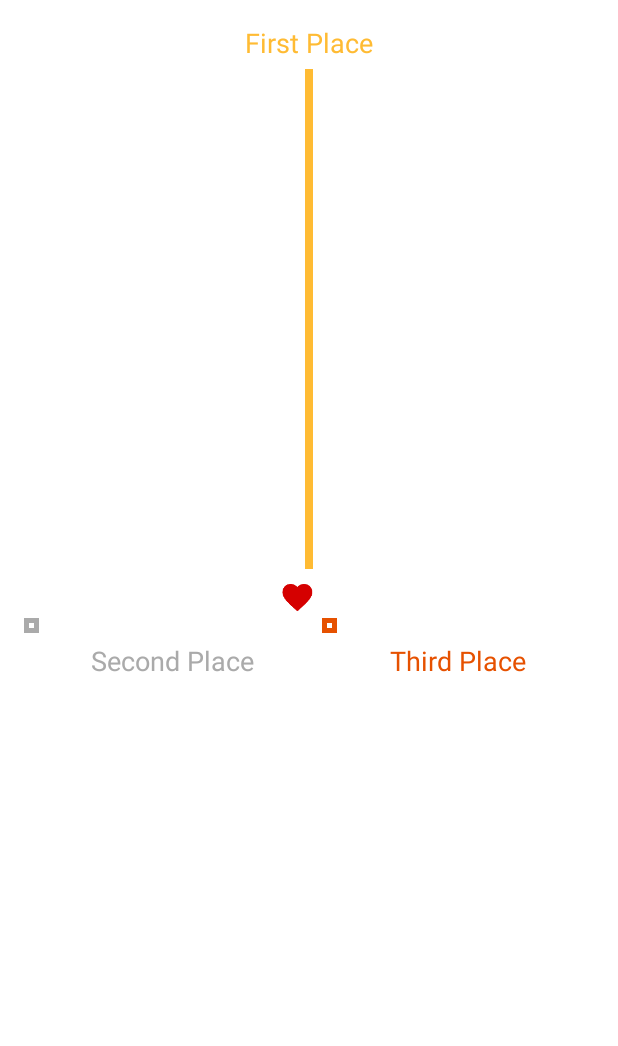
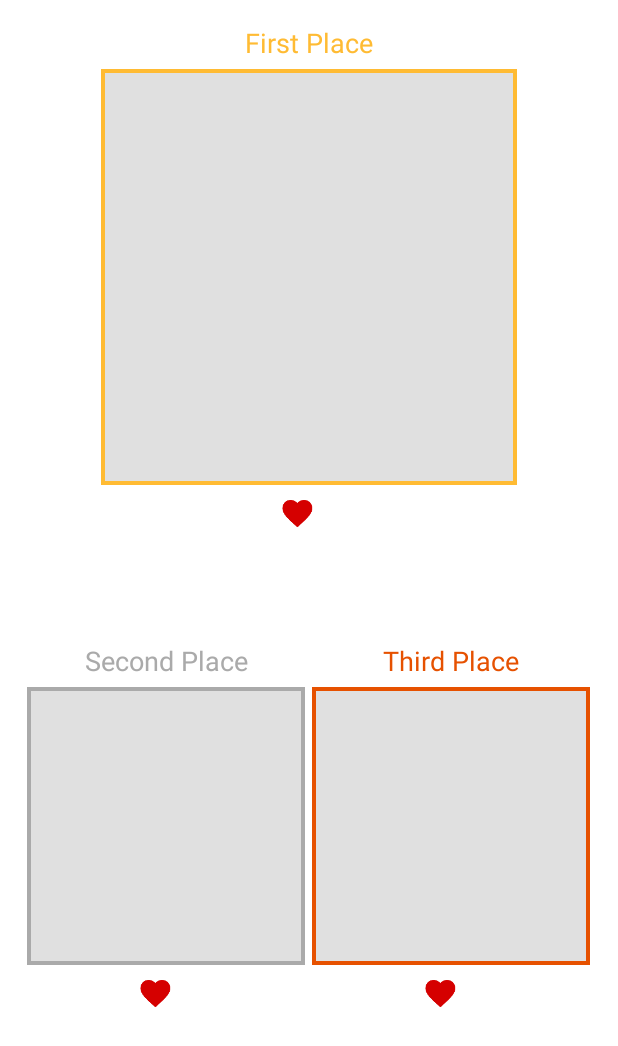
Before and after one commit to werton14/Imago, an Android app: the fragment LeadersFragment shown on its own in the app's theme, on a phone screen of 412 x 824 dp. Shown: the top 1046 px of the screen. Run offline under Robolectric (Android 15) with nearby library versions, the phone set to English and light mode, and no system bars.

Commit message:
finished fragment_leaders in terms of design

```diff
--- a/app/src/main/java/com/imago/imago/LeadersFragment.java
+++ b/app/src/main/java/com/imago/imago/LeadersFragment.java
@@ -6,6 +6,7 @@ import android.os.Bundle;
 import android.support.v4.app.Fragment;
 import android.util.Log;
 import android.view.Display;
+import android.view.Gravity;
 import android.view.LayoutInflater;
 import android.view.View;
 import android.view.ViewGroup;
@@ -14,18 +15,20 @@ import android.widget.ImageButton;
 import android.widget.LinearLayout;
 import android.widget.RelativeLayout;
 import android.widget.TextView;
+import android.widget.WrapperListAdapter;
 
 
 public class LeadersFragment extends Fragment {
 
     private ImageButton firstPlace;
-//    private ImageButton secondPlace;
-//    private ImageButton thirdPlace;
-//    private LinearLayout ratingFirstPlace;
-//    private TextView textFirstPlace;
-//    private int heightScreen;
-//    private int widthScreen;
+    private ImageButton secondPlace;
+    private ImageButton thirdPlace;
+    private LinearLayout ratingFirstPlace;
+    private TextView textFirstPlace;
+    private int widthScreen;
+    private int heightScreen;
     private int heightSizeFirstPlace;
+    private int widthSizeAnotherPlace;
 
     public LeadersFragment() {
         // Required empty public constructor
@@ -47,20 +50,30 @@ public class LeadersFragment extends Fragment {
         // Inflate the layout for this fragment
         View view = inflater.inflate(R.layout.fragment_leaders, container, false);
 
-//        Display display = getActivity().getWindowManager().getDefaultDisplay();
-//        widthScreen = display.getWidth();
-//        heightScreen = display.getHeight();
+        Display display = getActivity().getWindowManager().getDefaultDisplay();
 
-//        ratingFirstPlace = (LinearLayout) view.findViewById(R.id.ratingFirstPlace);
-//        textFirstPlace = (TextView) view.findViewById(R.id.textFirstPlace);
+        heightScreen = display.getHeight();
+        widthScreen = display.getWidth();
+
+        ratingFirstPlace = (LinearLayout) view.findViewById(R.id.ratingFirstPlace);
+        textFirstPlace = (TextView) view.findViewById(R.id.textFirstPlace);
         firstPlace = (ImageButton) view.findViewById(R.id.firstPlace);
-//        secondPlace = (ImageButton) view.findViewById(R.id.secondPlace);
-//        thirdPlace = (ImageButton) view.findViewById(R.id.thirdPlace);
-        heightSizeFirstPlace = firstPlace.getHeight();
-//        heightSizeFirstPlace = (heightScreen/2) - 72  - 16 - 4 - textFirstPlace.getHeight() - ratingFirstPlace.getHeight();
-//        widthScreen = heightSizeFirstPlace;
-//        firstPlace.setLayoutParams(new RelativeLayout.LayoutParams(heightSizeFirstPlace,heightSizeFirstPlace));
-        Log.w("loh", String.valueOf(heightSizeFirstPlace));
+        textFirstPlace.measure(0,0);
+        ratingFirstPlace.measure(0,0);
+        secondPlace = (ImageButton) view.findViewById(R.id.secondPlace);
+        thirdPlace = (ImageButton) view.findViewById(R.id.thirdPlace);
+        heightSizeFirstPlace = (heightScreen/2) - 72 - 47 - 5 - textFirstPlace.getMeasuredHeight() - ratingFirstPlace.getMeasuredHeight();
+        widthSizeAnotherPlace = (widthScreen/2) - 15 - 16;
+
+        LinearLayout.LayoutParams paramsFirstPlace = new LinearLayout.LayoutParams(heightSizeFirstPlace,heightSizeFirstPlace);
+        paramsFirstPlace.gravity = Gravity.CENTER;
+        firstPlace.setLayoutParams(paramsFirstPlace);
+
+        LinearLayout.LayoutParams paramsAnotherPlace = new LinearLayout.LayoutParams(widthSizeAnotherPlace,widthSizeAnotherPlace);
+        paramsAnotherPlace.gravity = Gravity.CENTER;
+        secondPlace.setLayoutParams(paramsAnotherPlace);
+        thirdPlace.setLayoutParams(paramsAnotherPlace);
+
         return view;
     }
 
--- a/app/src/main/res/layout/fragment_leaders.xml
+++ b/app/src/main/res/layout/fragment_leaders.xml
@@ -24,17 +24,19 @@
             android:orientation="vertical"
             android:weightSum="2">
 
-            <RelativeLayout
+            <LinearLayout
+                android:id="@+id/relativeContainer"
                 android:layout_width="match_parent"
                 android:layout_height="match_parent"
+                android:orientation="vertical"
                 android:layout_weight="1">
 
                 <TextView
                     android:id="@+id/textFirstPlace"
                     android:layout_width="wrap_content"
                     android:layout_height="wrap_content"
-                    android:layout_alignParentTop="true"
-                    android:layout_centerHorizontal="true"
+                    android:layout_gravity="center_horizontal"
+                    android:layout_marginBottom="5dp"
                     android:text="@string/first_place"
                     android:textColor="@android:color/holo_orange_light"
                     android:textSize="18sp" />
@@ -43,19 +45,16 @@
                     android:id="@+id/firstPlace"
                     android:layout_width="wrap_content"
                     android:layout_height="wrap_content"
-                    android:layout_above="@id/ratingFirstPlace"
-                    android:layout_below="@id/textFirstPlace"
-                    android:layout_centerInParent="true"
-                    android:layout_marginBottom="5dp"
-                    android:layout_marginTop="5dp"
-                    android:background="@drawable/border_for_imagebutton_first_place" />
+                    android:layout_gravity="center"
+                    android:background="@drawable/border_for_imagebutton_first_place"
+                    app:srcCompat="@color/background_for_picture" />
 
                 <LinearLayout
                     android:id="@+id/ratingFirstPlace"
                     android:layout_width="wrap_content"
                     android:layout_height="wrap_content"
-                    android:layout_alignParentBottom="true"
-                    android:layout_centerHorizontal="true">
+                    android:layout_gravity="center_horizontal"
+                    android:layout_marginTop="5dp">
 
                     <ImageButton
                         android:id="@+id/like_image_button_first_place"
@@ -79,23 +78,26 @@
                         tools:text="323" />
                 </LinearLayout>
 
-            </RelativeLayout>
+            </LinearLayout>
 
             <LinearLayout
                 android:layout_width="match_parent"
                 android:layout_height="match_parent"
+                android:layout_weight="1"
                 android:baselineAligned="false"
                 android:weightSum="2">
 
-                <FrameLayout
+                <LinearLayout
                     android:layout_width="wrap_content"
                     android:layout_height="match_parent"
-                    android:layout_weight="1">
+                    android:layout_weight="1"
+                    android:orientation="vertical">
 
                     <TextView
                         android:layout_width="wrap_content"
                         android:layout_height="wrap_content"
                         android:layout_gravity="center_horizontal"
+                        android:layout_marginBottom="5dp"
                         android:layout_marginTop="16dp"
                         android:text="@string/second_place"
                         android:textColor="@android:color/darker_gray"
@@ -103,14 +105,17 @@
 
                     <ImageButton
                         android:id="@+id/secondPlace"
-                        android:layout_width="10dp"
-                        android:layout_height="10dp"
-                        android:background="@drawable/border_for_imagebutton_second_place" />
+                        android:layout_width="wrap_content"
+                        android:layout_height="wrap_content"
+                        android:layout_gravity="center"
+                        android:background="@drawable/border_for_imagebutton_second_place"
+                        app:srcCompat="@color/background_for_picture" />
 
                     <LinearLayout
                         android:layout_width="wrap_content"
                         android:layout_height="wrap_content"
-                        android:layout_gravity="bottom|center_horizontal">
+                        android:layout_gravity="center_horizontal"
+                        android:layout_marginTop="5dp">
 
                         <ImageButton
                             android:id="@+id/like_image_button_second_place"
@@ -134,17 +139,19 @@
                             tools:text="323" />
 
                     </LinearLayout>
-                </FrameLayout>
+                </LinearLayout>
 
-                <FrameLayout
+                <LinearLayout
                     android:layout_width="wrap_content"
                     android:layout_height="match_parent"
+                    android:orientation="vertical"
                     android:layout_weight="1">
 
                     <TextView
                         android:layout_width="wrap_content"
                         android:layout_height="wrap_content"
                         android:layout_gravity="center_horizontal"
+                        android:layout_marginBottom="5dp"
                         android:layout_marginTop="16dp"
                         android:text="@string/third_place"
                         android:textColor="@color/color_for_third_place"
@@ -152,14 +159,17 @@
 
                     <ImageButton
                         android:id="@+id/thirdPlace"
-                        android:layout_width="10dp"
-                        android:layout_height="10dp"
-                        android:background="@drawable/border_for_imagebutton_third_place" />
+                        android:layout_width="wrap_content"
+                        android:layout_height="wrap_content"
+                        android:layout_gravity="center"
+                        android:background="@drawable/border_for_imagebutton_third_place"
+                        app:srcCompat="@color/background_for_picture" />
 
                     <LinearLayout
                         android:layout_width="wrap_content"
                         android:layout_height="wrap_content"
-                        android:layout_gravity="bottom|center_horizontal">
+                        android:layout_gravity="center_horizontal"
+                        android:layout_marginTop="5dp">
 
                         <ImageButton
                             android:id="@+id/like_image_button_third_place"
@@ -183,7 +193,7 @@
                             tools:text="323" />
 
                     </LinearLayout>
-                </FrameLayout>
+                </LinearLayout>
             </LinearLayout>
         </LinearLayout>
     </android.support.v4.widget.SwipeRefreshLayout>
--- a/app/src/main/res/layout/fragment_task.xml
+++ b/app/src/main/res/layout/fragment_task.xml
@@ -5,15 +5,13 @@
     android:layout_height="match_parent"
     tools:context="com.imago.imago.TaskFragment">
 
-
-
-
+    <!--TODO установить нужный padding-->
     <TextView
         android:id="@+id/textView"
         android:layout_width="match_parent"
         android:layout_height="wrap_content"
+        android:layout_alignParentTop="true"
         android:gravity="center_horizontal"
-            android:layout_alignParentTop="true"
         android:text="@string/your_task"
         android:textColor="@color/colorPrimaryDark"
         android:textSize="36sp" />
@@ -22,8 +20,8 @@
         android:id="@+id/textView3"
         android:layout_width="match_parent"
         android:layout_height="wrap_content"
+        android:layout_below="@id/textView"
         android:gravity="center"
-            android:layout_below="@id/textView"
         android:text="@string/for_3_days"
         android:textColor="@color/colorPrimaryDark"
         android:textSize="24sp" />
@@ -32,8 +30,8 @@
         android:id="@+id/task_text_view"
         android:layout_width="match_parent"
         android:layout_height="wrap_content"
+        android:layout_below="@id/textView3"
         android:gravity="center"
-            android:layout_below="@id/textView3"
         android:textColor="@color/colorPrimaryDark"
         android:textSize="30sp"
         tools:text="Fuck your mom" />
@@ -43,26 +41,26 @@
         android:id="@+id/my_image_view"
         android:layout_width="wrap_content"
         android:layout_height="wrap_content"
+        android:layout_above="@id/containerTextRating"
+        android:layout_below="@id/task_text_view"
         android:layout_centerInParent="true"
-        android:layout_below="@id/task_text_view"
-        android:layout_above="@id/containerTextRating"
         android:scaleType="centerCrop"
-        android:visibility="invisible"/>
+        android:visibility="invisible" />
 
     <ProgressBar
         android:id="@+id/progress_bar"
         android:layout_width="wrap_content"
         android:layout_height="wrap_content"
         android:layout_centerInParent="true"
-        android:visibility="invisible"/>
+        android:visibility="invisible" />
 
     <Button
         android:id="@+id/make_photo_button"
         android:layout_width="wrap_content"
         android:layout_height="wrap_content"
         android:layout_centerInParent="true"
-        android:theme="@style/AppTheme.Button"
-        android:text="@string/make_ur_damn_photo" />
+        android:text="@string/make_ur_damn_photo"
+        android:theme="@style/AppTheme.Button" />
 
     <LinearLayout
         android:id="@+id/containerTextRating"
```
Lines whose indentation alone changed are shown as unchanged.
